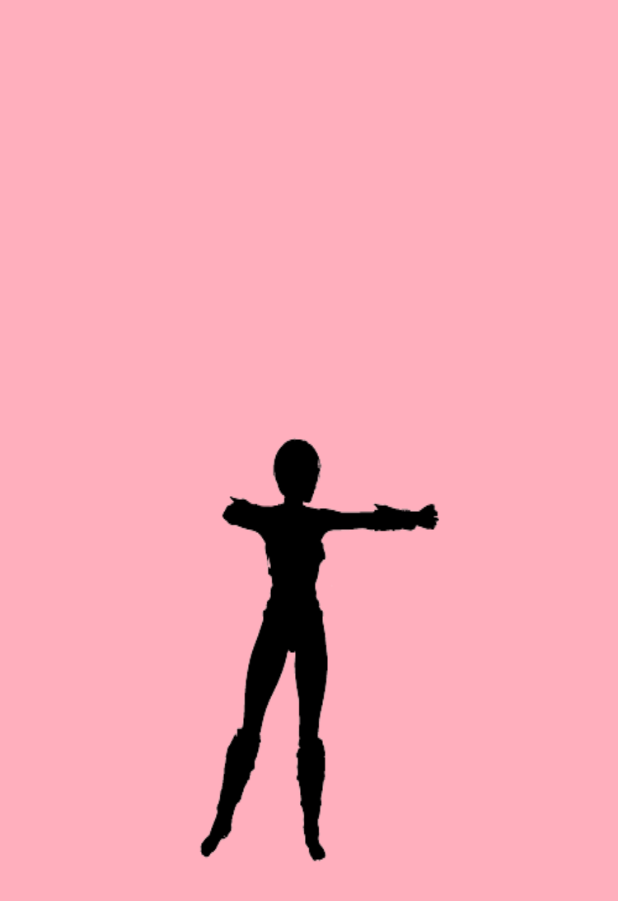
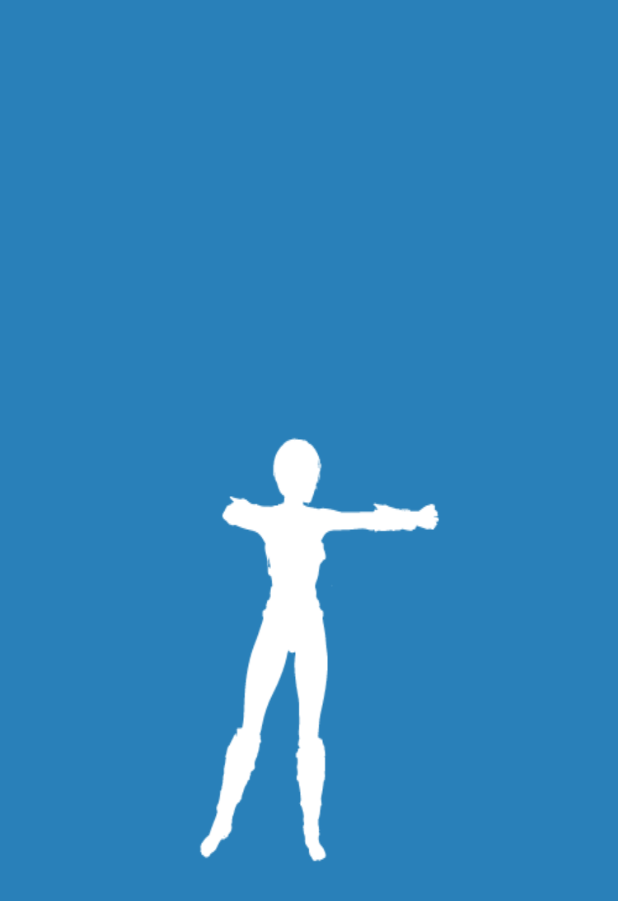
Before and after one commit to memgonzales/artemis-art-app, an Android app: the screen it shows after launch (MainActivity), on a phone screen of 412 x 824 dp. Shown: the top 901 px of the screen. Run offline under Robolectric (Android 15) with nearby library versions, the phone set to English and light mode, and no system bars.

Commit message:
Finalize splash screen animation

```diff
--- a/app/src/main/java/com/mobdeve/gonzales/lee/ong/artemis/MainActivity.kt
+++ b/app/src/main/java/com/mobdeve/gonzales/lee/ong/artemis/MainActivity.kt
@@ -20,8 +20,7 @@ class MainActivity : AppCompatActivity() {
     override fun onWindowFocusChanged(hasFocus: Boolean) {
         super.onWindowFocusChanged(hasFocus)
 
-        logoAnimation!!.setEnterFadeDuration(300);
-        logoAnimation!!.setExitFadeDuration(300);
+        logoAnimation!!.setExitFadeDuration(400);
         logoAnimation!!.start()
     }
 }
--- a/app/src/main/res/drawable/logo_animation.xml
+++ b/app/src/main/res/drawable/logo_animation.xml
@@ -1,26 +1,24 @@
 <?xml version="1.0" encoding="utf-8"?>
-<animation-list xmlns:android="http://schemas.android.com/apk/res/android">
-    <item
-        android:drawable="@drawable/logo_only_girl_wo_border"
-        android:fromAlpha="1.0"
-        android:toAlpha="0.0"
-        android:duration="500"/>
+<animation-list xmlns:android="http://schemas.android.com/apk/res/android"
+    android:oneshot="false">
 
     <item
-        android:drawable="@drawable/logo_girl_and_arrow_wo_border"
-        android:fromAlpha="1.0"
-        android:toAlpha="0.0"
-        android:duration="500"/>
+        android:drawable="@drawable/girl_no_border"
+        android:duration="500"
+        android:zAdjustment="bottom"/>
 
     <item
-        android:drawable="@drawable/logo_girl_and_arrow_no_brush_wo_border"
-        android:fromAlpha="1.0"
-        android:toAlpha="0.0"
-        android:duration="500"/>
+        android:drawable="@drawable/girl_arrow_no_border"
+        android:duration="500"
+        android:zAdjustment="bottom"/>
 
     <item
-        android:drawable="@drawable/logo_girl_with_bow_brush_wo_circular_border"
-        android:fromAlpha="1.0"
-        android:toAlpha="0.0"
-        android:duration="500"/>
+        android:drawable="@drawable/girl_arrow_bow_no_border"
+        android:duration="500"
+        android:zAdjustment="bottom"/>
+
+    <item
+        android:drawable="@drawable/girl_arrow_bow_brush_no_border"
+        android:duration="500"
+        android:zAdjustment="bottom"/>
 </animation-list>
--- a/app/src/main/res/layout/activity_main.xml
+++ b/app/src/main/res/layout/activity_main.xml
@@ -5,7 +5,7 @@
     android:id="@+id/cl_splash_screen"
     android:layout_width="match_parent"
     android:layout_height="match_parent"
-    android:background="@color/rose_dark"
+    android:background="@color/cool_sky_dark"
     tools:context=".MainActivity">
 
     <ImageView
--- a/app/src/main/res/values-night/themes.xml
+++ b/app/src/main/res/values-night/themes.xml
@@ -3,7 +3,7 @@
     <style name="Theme.Artemis" parent="Theme.MaterialComponents.DayNight.NoActionBar">
         <!-- Primary brand color. -->
         <item name="colorPrimary">@color/purple_200</item>
-        <item name="colorPrimaryVariant">@color/rose_dark</item>
+        <item name="colorPrimaryVariant">@color/cool_sky_dark</item>
         <item name="colorOnPrimary">@color/black</item>
         <!-- Secondary brand color. -->
         <item name="colorSecondary">@color/teal_200</item>
--- a/app/src/main/res/values-v27/themes.xml
+++ b/app/src/main/res/values-v27/themes.xml
@@ -4,7 +4,7 @@
     <style name="Theme.Artemis" parent="Theme.MaterialComponents.DayNight.NoActionBar">
         <!-- Primary brand color. -->
         <item name="colorPrimary">@color/purple_500</item>
-        <item name="colorPrimaryVariant">@color/rose_dark</item>
+        <item name="colorPrimaryVariant">@color/cool_sky_dark</item>
         <item name="colorOnPrimary">@color/white</item>
         <!-- Secondary brand color. -->
         <item name="colorSecondary">@color/teal_200</item>
--- a/app/src/main/res/values/colors.xml
+++ b/app/src/main/res/values/colors.xml
@@ -8,6 +8,5 @@
     <color name="black">#FF000000</color>
     <color name="white">#FFFFFFFF</color>
 
-    <color name="rose_light">#ffc3a0</color>
-    <color name="rose_dark">#ffafbd</color>
+    <color name="cool_sky_dark">#2980b9</color>
 </resources>
--- a/app/src/main/res/values/themes.xml
+++ b/app/src/main/res/values/themes.xml
@@ -3,7 +3,7 @@
     <style name="Theme.Artemis" parent="Theme.MaterialComponents.DayNight.NoActionBar">
         <!-- Primary brand color. -->
         <item name="colorPrimary">@color/purple_500</item>
-        <item name="colorPrimaryVariant">@color/rose_dark</item>
+        <item name="colorPrimaryVariant">@color/cool_sky_dark</item>
         <item name="colorOnPrimary">@color/white</item>
         <!-- Secondary brand color. -->
         <item name="colorSecondary">@color/teal_200</item>
```
Also changed, not shown: app/src/main/res/drawable/girl_arrow_bow_brush_no_border.png (added), app/src/main/res/drawable/girl_arrow_bow_no_border.png (added), app/src/main/res/drawable/girl_arrow_no_border.png (added), app/src/main/res/drawable/girl_no_border.png (added), app/src/main/res/drawable/logo_girl_and_arrow_no_brush_wo_border.png (deleted), app/src/main/res/drawable/logo_girl_and_arrow_wo_border.png (deleted), app/src/main/res/drawable/logo_girl_with_bow_brush_wo_circular_border.png (deleted), app/src/main/res/drawable/logo_only_girl_wo_border.png (deleted).
